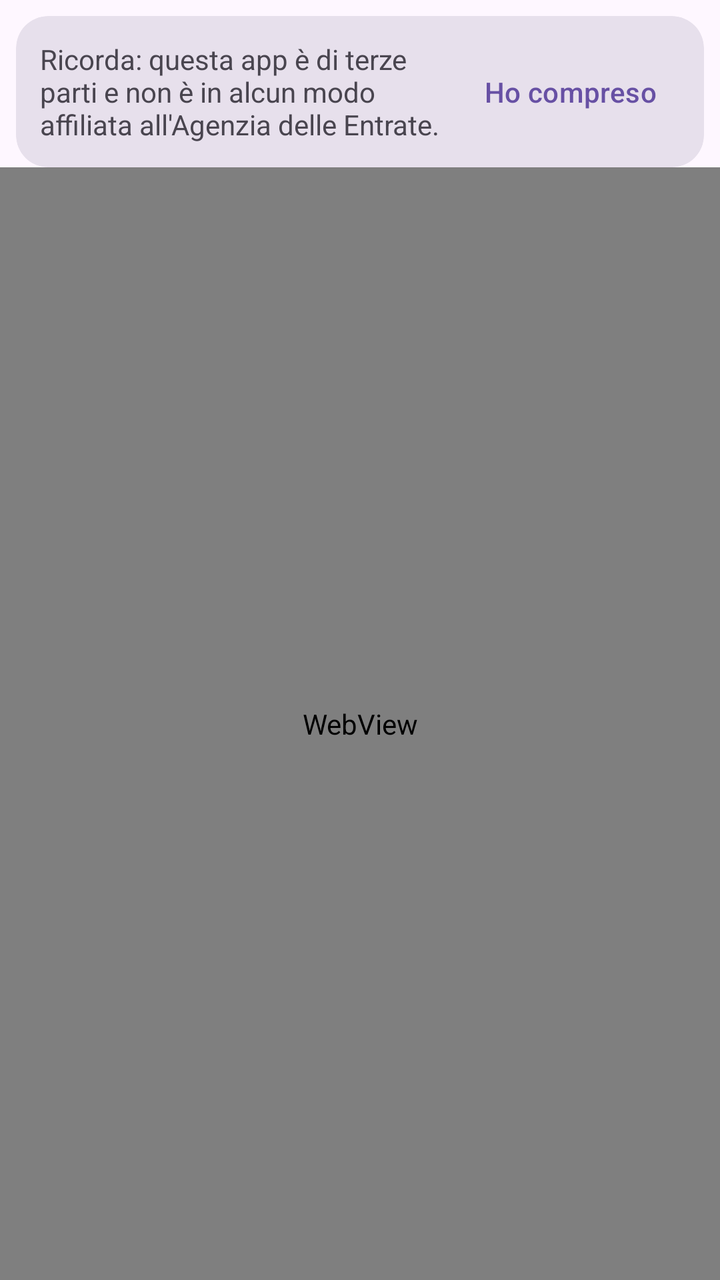
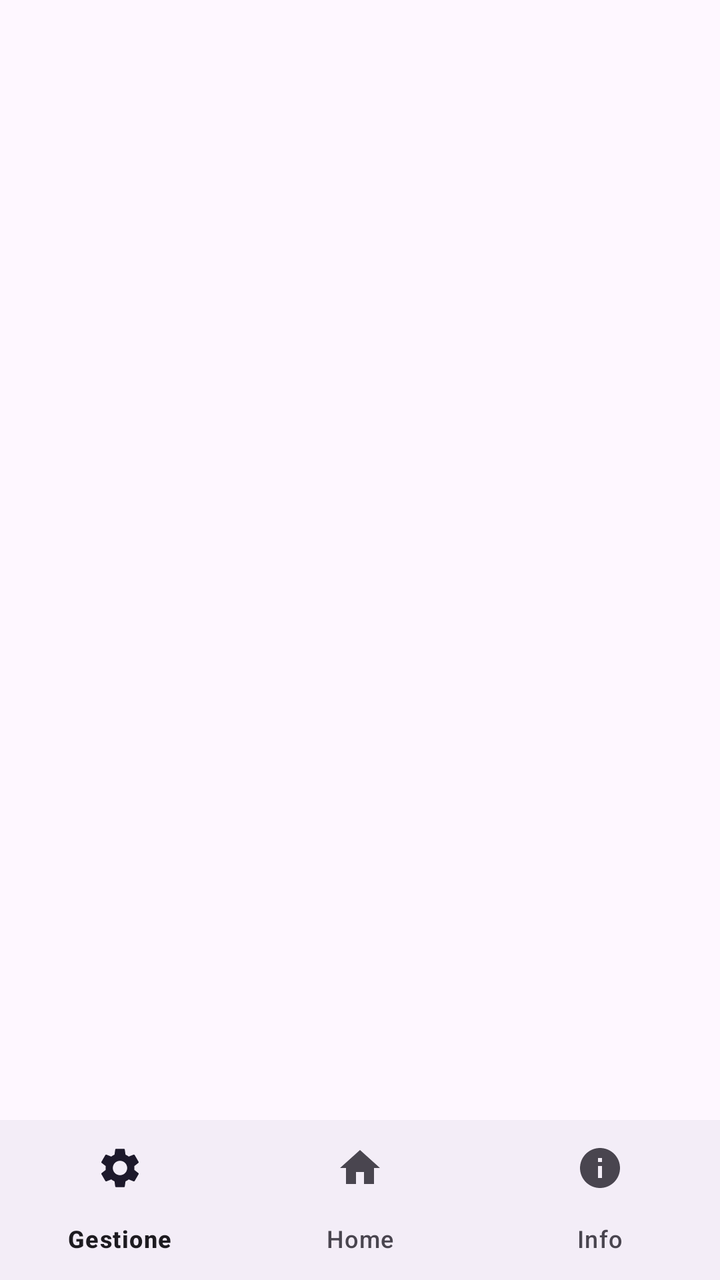

Compare the two renders of this Android layout. The source of the first and the diff that turns it into the second are given below.
<!-- AndroidManifest.xml: application theme Theme.RicevappDocumentoCommerciale -->
<!-- res/layout/activity_main.xml -->
<?xml version="1.0" encoding="utf-8"?>
<androidx.constraintlayout.widget.ConstraintLayout xmlns:android="http://schemas.android.com/apk/res/android"
    xmlns:app="http://schemas.android.com/apk/res-auto"
    xmlns:tools="http://schemas.android.com/tools"
    android:id="@+id/main"
    android:layout_width="match_parent"
    android:layout_height="match_parent"
    tools:context=".MainActivity">

    <com.google.android.material.card.MaterialCardView
        android:id="@+id/disclaimer_container"
        android:layout_width="0dp"
        android:layout_height="wrap_content"
        android:layout_margin="8dp"
        app:cardBackgroundColor="?attr/colorSurfaceVariant"
        app:cardCornerRadius="16dp"
        app:cardElevation="0dp"
        app:strokeWidth="0dp"
        app:layout_constraintTop_toTopOf="parent"
        app:layout_constraintStart_toStartOf="parent"
        app:layout_constraintEnd_toEndOf="parent">

        <androidx.constraintlayout.widget.ConstraintLayout
            android:layout_width="match_parent"
            android:layout_height="wrap_content"
            android:padding="12dp">

            <TextView
                android:id="@+id/disclaimer_text"
                android:layout_width="0dp"
                android:layout_height="wrap_content"
                android:text="Ricorda: questa app è di terze parti e non è in alcun modo affiliata all\'Agenzia delle Entrate."
                android:textColor="?attr/colorOnSurfaceVariant"
                android:textSize="14sp"
                android:layout_marginEnd="8dp"
                app:layout_constraintStart_toStartOf="parent"
                app:layout_constraintTop_toTopOf="parent"
                app:layout_constraintBottom_toBottomOf="parent"
                app:layout_constraintEnd_toStartOf="@+id/disclaimer_button" />

            <Button
                android:id="@+id/disclaimer_button"
                style="@style/Widget.Material3.Button.TextButton"
                android:layout_width="wrap_content"
                android:layout_height="wrap_content"
                android:text="Ho compreso"
                android:textColor="?attr/colorPrimary"
                app:layout_constraintEnd_toEndOf="parent"
                app:layout_constraintTop_toTopOf="parent"
                app:layout_constraintBottom_toBottomOf="parent"/>

        </androidx.constraintlayout.widget.ConstraintLayout>
    </com.google.android.material.card.MaterialCardView>

    <com.google.android.material.checkbox.MaterialCheckBox
        android:id="@+id/save_credentials_checkbox"
        android:layout_width="0dp"
        android:layout_height="wrap_content"
        android:text="Salva credenziali Fisconline/Entratel per accessi futuri, solo localmente in questa app."
        android:visibility="gone"
        tools:visibility="visible"
        android:layout_margin="8dp"
        android:textColor="?attr/colorOnSurface"
        app:buttonTint="?attr/colorPrimary"
        app:layout_constraintTop_toBottomOf="@id/disclaimer_container"
        app:layout_constraintStart_toStartOf="parent"
        app:layout_constraintEnd_toEndOf="parent" />

    <com.google.android.material.card.MaterialCardView
        android:id="@+id/fast_track_banner_container"
        android:layout_width="0dp"
        android:layout_height="wrap_content"
        android:layout_margin="8dp"
        android:visibility="gone"
        app:cardBackgroundColor="?attr/colorSurfaceVariant"
        app:cardCornerRadius="16dp"
        app:cardElevation="0dp"
        app:layout_constraintEnd_toEndOf="parent"
        app:layout_constraintStart_toStartOf="parent"
        app:layout_constraintTop_toBottomOf="@+id/save_credentials_checkbox"
        app:strokeWidth="0dp"
        tools:visibility="visible">

        <androidx.constraintlayout.widget.ConstraintLayout
            android:layout_width="match_parent"
            android:layout_height="wrap_content"
            android:padding="12dp">

            <TextView
                android:id="@+id/fast_track_text"
                android:layout_width="0dp"
                android:layout_height="wrap_content"
                android:text="Sei sulla pagina intermedia del portale."
                android:textColor="?attr/colorOnSurfaceVariant"
                android:textSize="14sp"
                app:layout_constraintEnd_toStartOf="@+id/fast_track_button"
                app:layout_constraintStart_toStartOf="parent"
                app:layout_constraintTop_toTopOf="parent"
                app:layout_constraintBottom_toTopOf="@id/skip_intermediate_page_checkbox" />

            <Button
                android:id="@+id/fast_track_button"
                style="@style/Widget.Material3.Button.TextButton"
                android:layout_width="wrap_content"
                android:layout_height="wrap_content"
                android:text="VAI A DOCUMENTO COMMERCIALE"
                android:textColor="?attr/colorPrimary"
                app:layout_constraintEnd_toEndOf="parent"
                app:layout_constraintTop_toTopOf="parent"
                app:layout_constraintBottom_toTopOf="@id/skip_intermediate_page_checkbox"/>

            <com.google.android.material.checkbox.MaterialCheckBox
                android:id="@+id/skip_intermediate_page_checkbox"
                android:layout_width="0dp"
                android:layout_height="wrap_content"
                android:layout_marginTop="4dp"
                android:text="Salta sempre questa pagina dopo il login."
                android:textColor="?attr/colorOnSurfaceVariant"
                android:textSize="14sp"
                app:layout_constraintEnd_toEndOf="parent"
                app:layout_constraintStart_toStartOf="parent"
                app:layout_constraintTop_toBottomOf="@id/fast_track_button"
                app:layout_constraintBottom_toBottomOf="parent" />

        </androidx.constraintlayout.widget.ConstraintLayout>
    </com.google.android.material.card.MaterialCardView>

    <WebView
        android:id="@+id/webview"
        android:layout_width="0dp"
        android:layout_height="0dp"
        android:clipToPadding="false"
        app:layout_constraintTop_toBottomOf="@+id/fast_track_banner_container"
        app:layout_constraintStart_toStartOf="parent"
        app:layout_constraintEnd_toEndOf="parent"
        app:layout_constraintBottom_toBottomOf="parent" />

</androidx.constraintlayout.widget.ConstraintLayout>
<!-- resources referenced by this layout -->
<resources>
  <style name="Theme.RicevappDocumentoCommerciale" parent="Base.Theme.RicevappDocumentoCommerciale" />
  <style name="Base.Theme.RicevappDocumentoCommerciale" parent="Theme.Material3.DayNight.NoActionBar">
          
          
      </style>
</resources>

<!-- the commit's change to res/layout/activity_main.xml (unified diff, before → after) -->
@@ -7,132 +7,20 @@
     android:layout_height="match_parent"
     tools:context=".MainActivity">
 
-    <com.google.android.material.card.MaterialCardView
-        android:id="@+id/disclaimer_container"
+    <FrameLayout
+        android:id="@+id/fragment_container"
         android:layout_width="0dp"
-        android:layout_height="wrap_content"
-        android:layout_margin="8dp"
-        app:cardBackgroundColor="?attr/colorSurfaceVariant"
-        app:cardCornerRadius="16dp"
-        app:cardElevation="0dp"
-        app:strokeWidth="0dp"
-        app:layout_constraintTop_toTopOf="parent"
-        app:layout_constraintStart_toStartOf="parent"
-        app:layout_constraintEnd_toEndOf="parent">
-
-        <androidx.constraintlayout.widget.ConstraintLayout
-            android:layout_width="match_parent"
-            android:layout_height="wrap_content"
-            android:padding="12dp">
-
-            <TextView
-                android:id="@+id/disclaimer_text"
-                android:layout_width="0dp"
-                android:layout_height="wrap_content"
-                android:text="Ricorda: questa app è di terze parti e non è in alcun modo affiliata all\'Agenzia delle Entrate."
-                android:textColor="?attr/colorOnSurfaceVariant"
-                android:textSize="14sp"
-                android:layout_marginEnd="8dp"
-                app:layout_constraintStart_toStartOf="parent"
-                app:layout_constraintTop_toTopOf="parent"
-                app:layout_constraintBottom_toBottomOf="parent"
-                app:layout_constraintEnd_toStartOf="@+id/disclaimer_button" />
-
-            <Button
-                android:id="@+id/disclaimer_button"
-                style="@style/Widget.Material3.Button.TextButton"
-                android:layout_width="wrap_content"
-                android:layout_height="wrap_content"
-                android:text="Ho compreso"
-                android:textColor="?attr/colorPrimary"
-                app:layout_constraintEnd_toEndOf="parent"
-                app:layout_constraintTop_toTopOf="parent"
-                app:layout_constraintBottom_toBottomOf="parent"/>
-
-        </androidx.constraintlayout.widget.ConstraintLayout>
-    </com.google.android.material.card.MaterialCardView>
-
-    <com.google.android.material.checkbox.MaterialCheckBox
-        android:id="@+id/save_credentials_checkbox"
-        android:layout_width="0dp"
-        android:layout_height="wrap_content"
-        android:text="Salva credenziali Fisconline/Entratel per accessi futuri, solo localmente in questa app."
-        android:visibility="gone"
-        tools:visibility="visible"
-        android:layout_margin="8dp"
-        android:textColor="?attr/colorOnSurface"
-        app:buttonTint="?attr/colorPrimary"
-        app:layout_constraintTop_toBottomOf="@id/disclaimer_container"
-        app:layout_constraintStart_toStartOf="parent"
-        app:layout_constraintEnd_toEndOf="parent" />
-
-    <com.google.android.material.card.MaterialCardView
-        android:id="@+id/fast_track_banner_container"
-        android:layout_width="0dp"
-        android:layout_height="wrap_content"
-        android:layout_margin="8dp"
-        android:visibility="gone"
-        app:cardBackgroundColor="?attr/colorSurfaceVariant"
-        app:cardCornerRadius="16dp"
-        app:cardElevation="0dp"
+        android:layout_height="0dp"
+        app:layout_constraintBottom_toTopOf="@id/bottom_navigation"
         app:layout_constraintEnd_toEndOf="parent"
         app:layout_constraintStart_toStartOf="parent"
-        app:layout_constraintTop_toBottomOf="@+id/save_credentials_checkbox"
-        app:strokeWidth="0dp"
-        tools:visibility="visible">
+        app:layout_constraintTop_toTopOf="parent" />
 
-        <androidx.constraintlayout.widget.ConstraintLayout
-            android:layout_width="match_parent"
-            android:layout_height="wrap_content"
-            android:padding="12dp">
-
-            <TextView
-                android:id="@+id/fast_track_text"
-                android:layout_width="0dp"
-                android:layout_height="wrap_content"
-                android:text="Sei sulla pagina intermedia del portale."
-                android:textColor="?attr/colorOnSurfaceVariant"
-                android:textSize="14sp"
-                app:layout_constraintEnd_toStartOf="@+id/fast_track_button"
-                app:layout_constraintStart_toStartOf="parent"
-                app:layout_constraintTop_toTopOf="parent"
-                app:layout_constraintBottom_toTopOf="@id/skip_intermediate_page_checkbox" />
-
-            <Button
-                android:id="@+id/fast_track_button"
-                style="@style/Widget.Material3.Button.TextButton"
-                android:layout_width="wrap_content"
-                android:layout_height="wrap_content"
-                android:text="VAI A DOCUMENTO COMMERCIALE"
-                android:textColor="?attr/colorPrimary"
-                app:layout_constraintEnd_toEndOf="parent"
-                app:layout_constraintTop_toTopOf="parent"
-                app:layout_constraintBottom_toTopOf="@id/skip_intermediate_page_checkbox"/>
-
-            <com.google.android.material.checkbox.MaterialCheckBox
-                android:id="@+id/skip_intermediate_page_checkbox"
-                android:layout_width="0dp"
-                android:layout_height="wrap_content"
-                android:layout_marginTop="4dp"
-                android:text="Salta sempre questa pagina dopo il login."
-                android:textColor="?attr/colorOnSurfaceVariant"
-                android:textSize="14sp"
-                app:layout_constraintEnd_toEndOf="parent"
-                app:layout_constraintStart_toStartOf="parent"
-                app:layout_constraintTop_toBottomOf="@id/fast_track_button"
-                app:layout_constraintBottom_toBottomOf="parent" />
-
-        </androidx.constraintlayout.widget.ConstraintLayout>
-    </com.google.android.material.card.MaterialCardView>
-
-    <WebView
-        android:id="@+id/webview"
-        android:layout_width="0dp"
-        android:layout_height="0dp"
-        android:clipToPadding="false"
-        app:layout_constraintTop_toBottomOf="@+id/fast_track_banner_container"
-        app:layout_constraintStart_toStartOf="parent"
-        app:layout_constraintEnd_toEndOf="parent"
-        app:layout_constraintBottom_toBottomOf="parent" />
+    <com.google.android.material.bottomnavigation.BottomNavigationView
+        android:id="@+id/bottom_navigation"
+        android:layout_width="match_parent"
+        android:layout_height="wrap_content"
+        app:layout_constraintBottom_toBottomOf="parent"
+        app:menu="@menu/bottom_nav_menu" />
 
 </androidx.constraintlayout.widget.ConstraintLayout>
